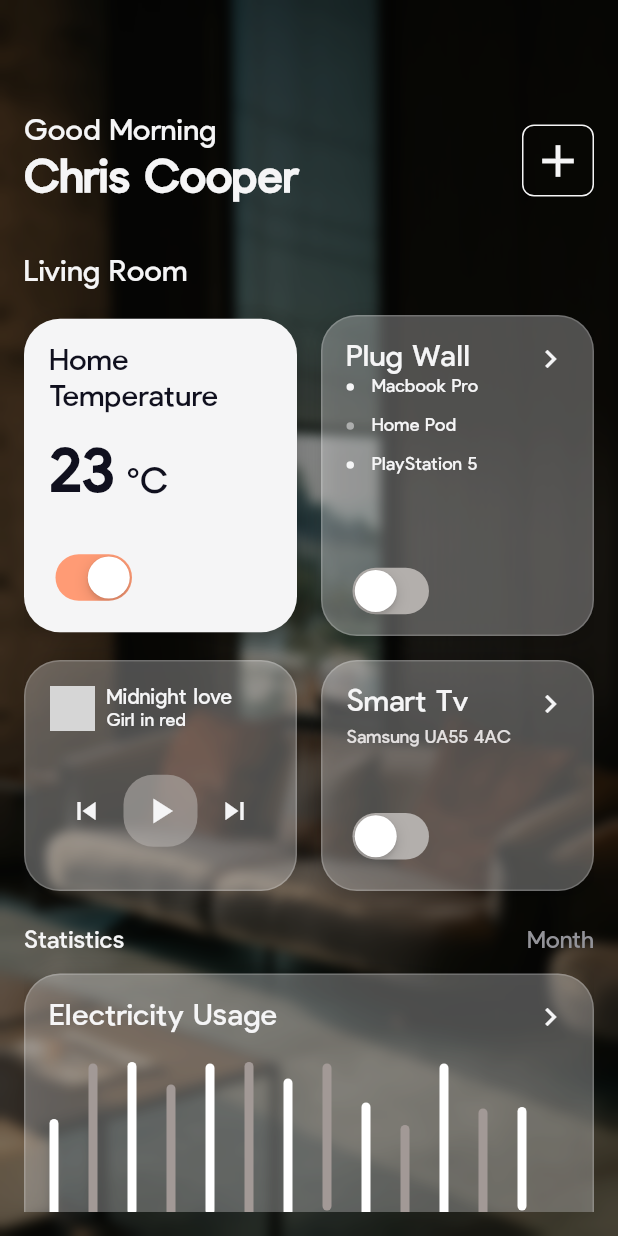
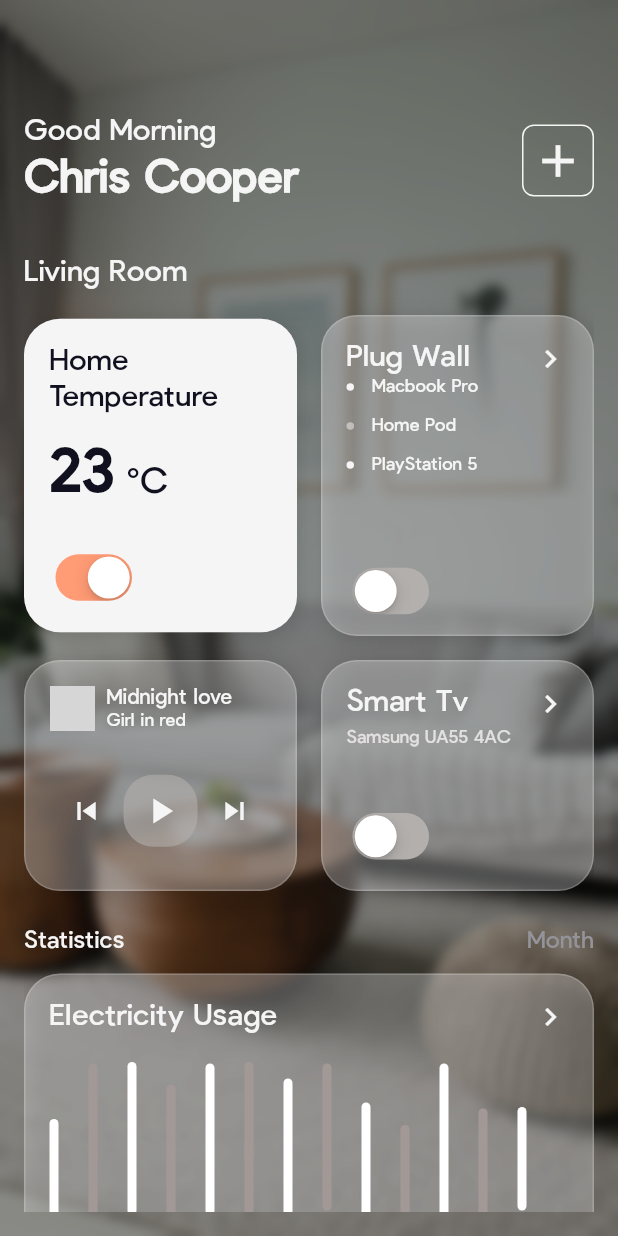
Before and after one commit to FLYINGKRIPTO/stack_smart_home, a Flutter app: the screen it shows after launch, on a phone screen of 412 x 824 dp. Run offline on Flutter 3.47's test engine with Material 2 defaults, Android fonts, the phone set to English and light mode, and no system bars; our stand-ins replace assets_audio_player, flutter_riverpod, rxdart; network calls fail; grey boxes are pictures that could not be loaded.

Commit message:
Minor refactor

```diff
--- a/lib/main.dart
+++ b/lib/main.dart
@@ -46,7 +46,7 @@ class _MyHomePageState extends State<MyHomePage> {
         fit: StackFit.expand,
         children: <Widget>[
           Image.asset(
-            JpgIcons.background,
+            JpgIcons.bg,
             fit: BoxFit.cover,
           ),
           Positioned.fill(
@@ -62,7 +62,7 @@ class _MyHomePageState extends State<MyHomePage> {
               ),
             ),
           ),
-          HomeWidget(),
+          const HomeWidget(),
         ],
       ));
 }
--- a/lib/ui/home_widget.dart
+++ b/lib/ui/home_widget.dart
@@ -26,17 +26,17 @@ class HomeWidget extends StatelessWidget {
           mainAxisAlignment: MainAxisAlignment.start,
           crossAxisAlignment: CrossAxisAlignment.start,
           children: [
-            _greetingSection(),
-            _roomSectionGridView(context),
+            _greetingSection,
+            _roomSectionGridView,
             verticalSpace(24.0),
-            _statisticsSection()
+            _statisticsSection,
           ],
         ),
       ),
     );
   }
 
-  Widget _greetingSection() {
+  Widget get _greetingSection {
     return Row(
       mainAxisAlignment: MainAxisAlignment.spaceBetween,
       crossAxisAlignment: CrossAxisAlignment.center,
@@ -80,7 +80,7 @@ class HomeWidget extends StatelessWidget {
     );
   }
 
-  Widget _roomSectionGridView(BuildContext context) {
+  Widget get _roomSectionGridView {
     return Column(
       mainAxisAlignment: MainAxisAlignment.start,
       crossAxisAlignment: CrossAxisAlignment.start,
@@ -92,9 +92,7 @@ class HomeWidget extends StatelessWidget {
           style: regular.size20,
         ),
         verticalSpace(16.0),
-        Flexible(
-          flex: 3,
-          child: Row(
+        Row(
           crossAxisAlignment: CrossAxisAlignment.center,
           mainAxisAlignment: MainAxisAlignment.center,
           children: [
@@ -129,32 +127,26 @@ class HomeWidget extends StatelessWidget {
             ),
           ],
         ),
-        ),
         verticalSpace(16.0),
-        Flexible(
-          flex: 2,
-          child: Row(
+        Row(
           mainAxisAlignment: MainAxisAlignment.start,
           crossAxisAlignment: CrossAxisAlignment.start,
           children: [
             const Flexible(
-                flex: 1,
               child: CardWidget(
-                    childWidget: SizedBox(height: 120, child: MusicPlayer())),
+                  childWidget:  MusicPlayer()),
             ),
             horizontalSpace(16.0),
             const Flexible(
-                flex: 1,
               child: CardWidget(childWidget: SmartTvWidget()),
             ),
           ],
-          ),
         ),
       ],
     );
   }
 
-  Widget _statisticsSection() {
+  Widget get _statisticsSection {
     return Column(
       crossAxisAlignment: CrossAxisAlignment.start,
       children: [
--- a/lib/ui/music_player_widget.dart
+++ b/lib/ui/music_player_widget.dart
@@ -1,5 +1,3 @@
-import 'dart:async';
-
 import 'package:assets_audio_player/assets_audio_player.dart';
 import 'package:flutter/foundation.dart';
 import 'package:flutter/material.dart';
@@ -26,8 +24,11 @@ class _MusicPlayerState extends State<MusicPlayer> {
 
   @override
   Widget build(BuildContext context) {
-    return Column(
+    return SizedBox(
+      height: 120,
+      child: Column(
         mainAxisAlignment: MainAxisAlignment.spaceBetween,
+        crossAxisAlignment: CrossAxisAlignment.start,
         children: [
           StreamBuilder<Playing?>(
             builder: (context, snapshot) {
@@ -61,6 +62,7 @@ class _MusicPlayerState extends State<MusicPlayer> {
             },
           )
         ],
+      ),
     );
   }
 
@@ -72,7 +74,6 @@ class _MusicPlayerState extends State<MusicPlayer> {
       child: Row(
         children: [
           Expanded(
-            flex: 1,
             child: IconButton(
               icon: const Icon(
                 Icons.skip_previous,
@@ -83,23 +84,13 @@ class _MusicPlayerState extends State<MusicPlayer> {
           ),
           _assetsAudioPlayer.builderIsPlaying(builder: (context, isPlaying) {
             return Expanded(
-              flex: 1,
               child: SizedBox(
                 width: 48,
                 height: 48,
                 child: Container(
-                  child: isPlaying
-                      ? IconButton(
-                          icon: const Icon(
-                            Icons.pause,
-                            color: BrandColor.white,
-                            size: 28,
-                          ),
-                          onPressed: onPlayPausePressed,
-                        )
-                      : IconButton(
-                          icon: const Icon(
-                            Icons.play_arrow,
+                  child: IconButton(
+                    icon: Icon(
+                      isPlaying ? Icons.pause : Icons.play_arrow,
                       color: BrandColor.white,
                       size: 28,
                     ),
@@ -114,7 +105,6 @@ class _MusicPlayerState extends State<MusicPlayer> {
             );
           }),
           Expanded(
-            flex: 1,
             child: IconButton(
               icon: const Icon(
                 Icons.skip_next,
@@ -143,8 +133,10 @@ class _MusicPlayerState extends State<MusicPlayer> {
               JpgIcons.background,
               height: 30,
               width: 30,
-              fit: BoxFit.contain,
+              fit: BoxFit.cover,
             ),
+            cacheHeight: 100,
+            cacheWidth: 100,
           ),
         ),
         horizontalSpace(8.0),
--- a/lib/utils/jpg_icons.dart
+++ b/lib/utils/jpg_icons.dart
@@ -1,3 +1,4 @@
 class JpgIcons {
   static const background = "assets/jpg/backgro.jpeg";
+  static const bg = "assets/jpg/bg.jpeg";
 }
```
Lines whose indentation alone changed are shown as unchanged.
